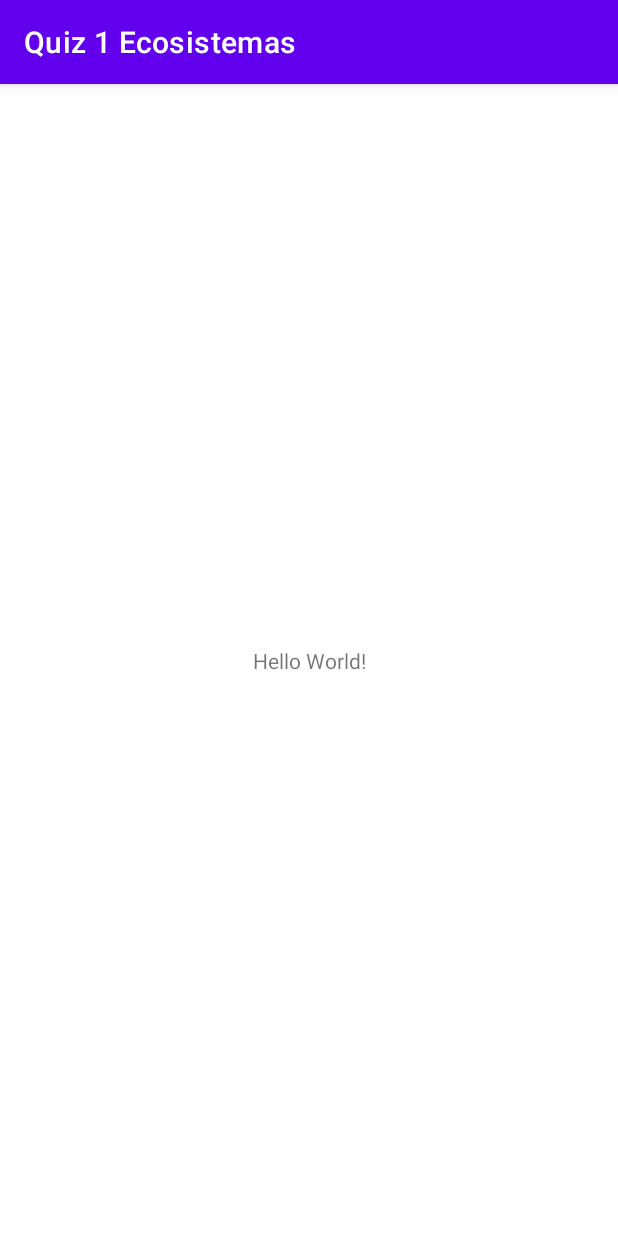
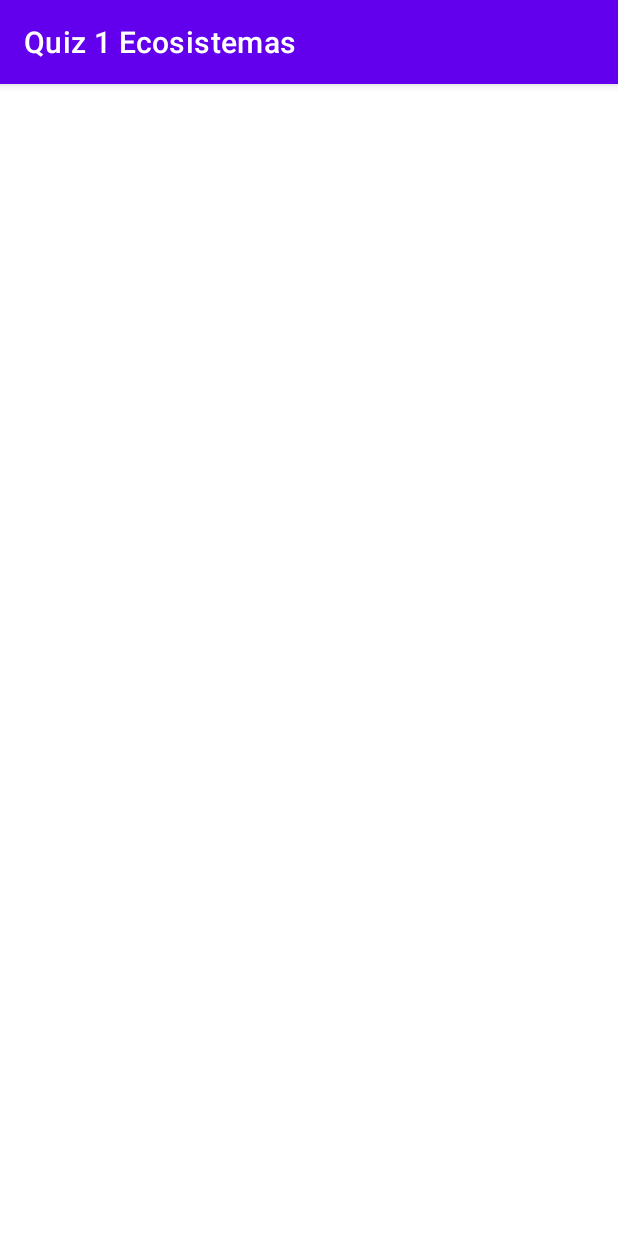
Before and after one commit to Brand2899/Quiz1_Ecosistemas_AlejandroBrand, an Android app: the screen it shows after launch (MainActivity), on a phone screen of 412 x 824 dp. Run offline under Robolectric (Android 15) with nearby library versions, the phone set to English and light mode, and no system bars.

Commit message:
cambios repentinos

```diff
--- a/app/src/main/AndroidManifest.xml
+++ b/app/src/main/AndroidManifest.xml
@@ -1,6 +1,6 @@
 <?xml version="1.0" encoding="utf-8"?>
 <manifest xmlns:android="http://schemas.android.com/apk/res/android"
-    package="com.example.quiz1ecosistemas">
+    package="com.example.quiz1ecosistemas" >
 
     <application
         android:allowBackup="true"
@@ -8,10 +8,10 @@
         android:label="@string/app_name"
         android:roundIcon="@mipmap/ic_launcher_round"
         android:supportsRtl="true"
-        android:theme="@style/Theme.Quiz1Ecosistemas">
+        android:theme="@style/Theme.Quiz1Ecosistemas" >
         <activity
             android:name=".MainActivity"
-            android:exported="true">
+            android:exported="true" >
             <intent-filter>
                 <action android:name="android.intent.action.MAIN" />
 
--- a/app/src/main/java/com/example/quiz1ecosistemas/MainActivity.java
+++ b/app/src/main/java/com/example/quiz1ecosistemas/MainActivity.java
@@ -1,7 +1,6 @@
 package com.example.quiz1ecosistemas;
 
 import androidx.appcompat.app.AppCompatActivity;
-
 import android.os.Bundle;
 
 public class MainActivity extends AppCompatActivity {
--- a/app/src/main/res/layout/activity_main.xml
+++ b/app/src/main/res/layout/activity_main.xml
@@ -1,18 +1,8 @@
 <?xml version="1.0" encoding="utf-8"?>
-<androidx.constraintlayout.widget.ConstraintLayout xmlns:android="http://schemas.android.com/apk/res/android"
+<androidx.constraintlayout.widget.ConstraintLayout
+    xmlns:android="http://schemas.android.com/apk/res/android"
+    xmlns:tools="http://schemas.android.com/tools"
     xmlns:app="http://schemas.android.com/apk/res-auto"
-    xmlns:tools="http://schemas.android.com/tools"
     android:layout_width="match_parent"
     android:layout_height="match_parent"
-    tools:context=".MainActivity">
-
-    <TextView
-        android:layout_width="wrap_content"
-        android:layout_height="wrap_content"
-        android:text="Hello World!"
-        app:layout_constraintBottom_toBottomOf="parent"
-        app:layout_constraintLeft_toLeftOf="parent"
-        app:layout_constraintRight_toRightOf="parent"
-        app:layout_constraintTop_toTopOf="parent" />
-
-</androidx.constraintlayout.widget.ConstraintLayout>
+    tools:context=".MainActivity"/>
```
